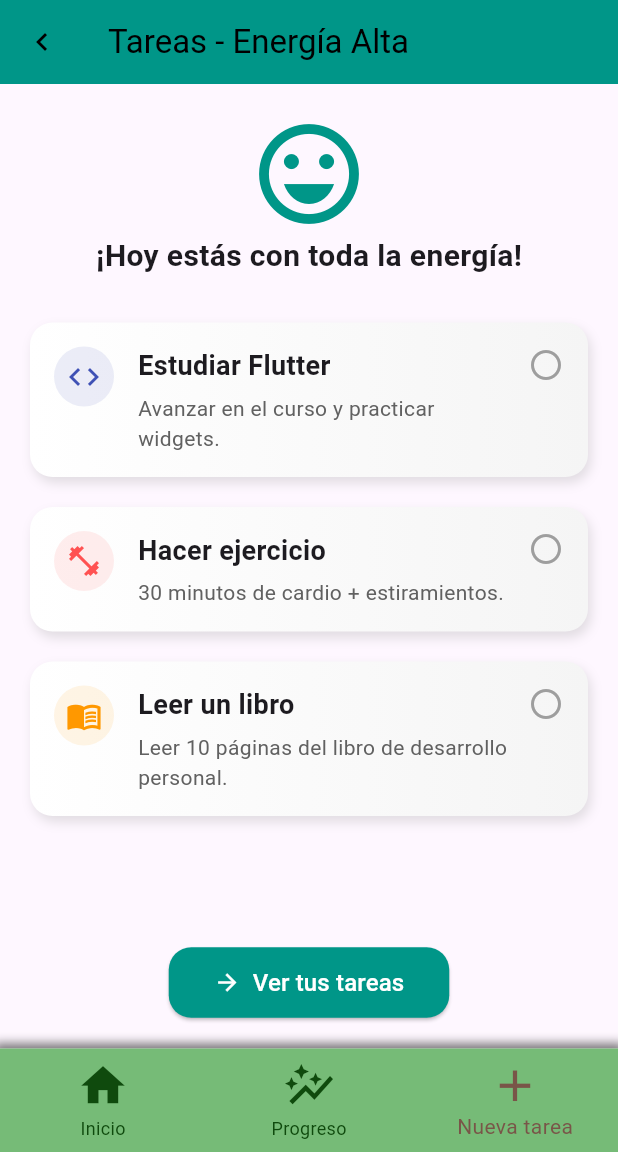
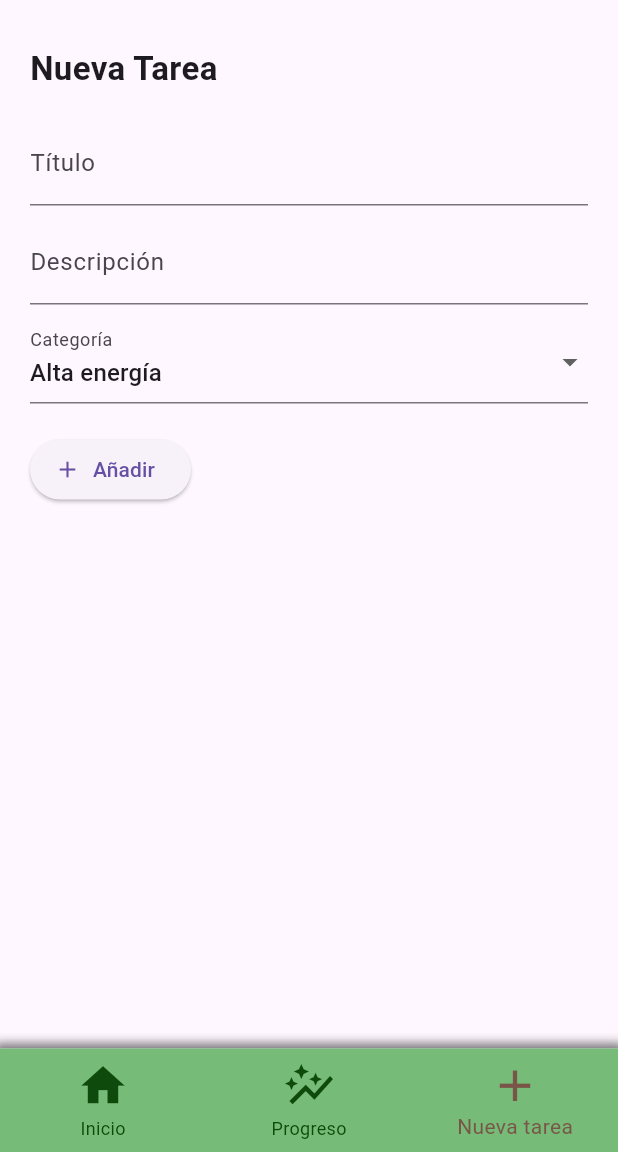
Before and after one commit to GaaloP/energy_tasker, a Flutter app: the screen it shows after launch, item 3 of the bottom bar chosen, on a phone screen of 412 x 824 dp, the part 84-1236 px from its top. Run offline on Flutter 3.47's test engine with Material 3 defaults, Android fonts, the phone set to English and light mode, and no system bars.

Commit message:
add formulario y adicion de nuevas tares funcional

```diff
--- a/lib/Pages/home_screen.dart
+++ b/lib/Pages/home_screen.dart
@@ -38,7 +38,7 @@ class EnergyCard extends StatelessWidget {
       width: 300,
       decoration: BoxDecoration(
         border: Border.all(
-          color: Color.fromARGB(255, 118, 187, 119), //MyColors.bar,
+          color: Color.fromARGB(255, 118, 187, 119),
           width: 2),
       ),
       child: SizedBox.expand(
--- /dev/null
+++ b/lib/Pages/new_task_form_page.dart
@@ -0,0 +1,110 @@
+import 'package:flutter/material.dart';
+
+class NewTaskFormPage extends StatefulWidget {
+  final void Function(Map<String, dynamic> tarea, String categoria) onTareaCreada;
+
+  const NewTaskFormPage({super.key, required this.onTareaCreada});
+
+  @override
+  _NewTaskFormPageState createState() => _NewTaskFormPageState();
+}
+
+class _NewTaskFormPageState extends State<NewTaskFormPage> {
+  final _formKey = GlobalKey<FormState>();
+  final _tituloController = TextEditingController();
+  final _descripcionController = TextEditingController();
+  final FocusNode _tituloFocusNode = FocusNode(); // FocusNode para el título
+  String _categoriaSeleccionada = 'Alta energía';
+
+  @override
+  void dispose() {
+    _tituloFocusNode.dispose();  // Asegúrate de liberar el FocusNode
+    super.dispose();
+  }
+
+  @override
+  Widget build(BuildContext context) {
+    return SizedBox.expand(
+      child: Padding(
+        padding: EdgeInsets.only(
+          bottom: MediaQuery.of(context).viewInsets.bottom,
+          left: 20,
+          right: 20,
+          top: 30,
+        ),
+        child: Form(
+          key: _formKey,
+          child: Column(
+            crossAxisAlignment: CrossAxisAlignment.start,
+            children: [
+              Text(
+                "Nueva Tarea",
+                style: TextStyle(fontSize: 22, fontWeight: FontWeight.bold)
+              ),
+              SizedBox(height: 20),
+              TextFormField(
+                controller: _tituloController,
+                focusNode: _tituloFocusNode, // Asocia el FocusNode al TextFormField
+                decoration: InputDecoration(labelText: 'Título'),
+                validator: (value) => (value) ==  null || value.isEmpty
+                    ? 'Escribe un título'
+                    : null,
+              ),
+              SizedBox(height: 10),
+              TextFormField(
+                controller: _descripcionController,
+                decoration: const InputDecoration(labelText: 'Descripción'),
+                validator: (value) => value == null || value.isEmpty
+                    ? 'Escribe una descripción'
+                    : null,
+              ),
+              const SizedBox(height: 10),
+              DropdownButtonFormField<String>(
+                value: _categoriaSeleccionada,
+                decoration: const InputDecoration(labelText: 'Categoría'),
+                items: const [
+                  DropdownMenuItem(value: 'Alta energía', child: Text('Alta energía')),
+                  DropdownMenuItem(value: 'Energía media', child: Text('Energía media')),
+                  DropdownMenuItem(value: 'Baja energía', child: Text('Baja energía')),
+                ],
+                onChanged: (value) {
+                  if (value != null) {
+                    setState(() {
+                      _categoriaSeleccionada = value;
+                    });
+                  }
+                },
+              ),
+              SizedBox(height: 20),
+              ElevatedButton.icon(
+                icon: const Icon(Icons.add),
+                label: const Text("Añadir"),
+                onPressed: () {
+                  if (_formKey.currentState!.validate()) {
+                    final nuevaTarea = {
+                      'titulo': _tituloController.text,
+                      'descripcion': _descripcionController.text,
+                      'completada': false,
+                    };
+                    widget.onTareaCreada(nuevaTarea, _categoriaSeleccionada);
+                  }
+                  // Limpia el formulario y muestra mensaje
+                  _tituloController.clear();
+                  _descripcionController.clear();
+                  setState(() {
+                    _categoriaSeleccionada = 'Alta energía';
+                  });
+
+                  ScaffoldMessenger.of(context).showSnackBar(
+                    SnackBar(content: Text('Tarea añadida exitosamente')),
+                  );
+                }
+              ),
+              const SizedBox(height: 20),
+            ],
+          ),
+        ),
+      ),
+    );
+  }
+}
--- a/lib/widgets/layout.dart
+++ b/lib/widgets/layout.dart
@@ -1,5 +1,6 @@
+import 'package:energy_tasker/Pages/new_task_form_page.dart';
 import 'package:energy_tasker/pages/home_screen.dart';
-import 'package:energy_tasker/orgnls/max_energy_screen.dart';
+import 'package:energy_tasker/data/tasks_categories.dart';
 import 'package:energy_tasker/pages/min_energy_page.dart';
 import 'package:flutter/material.dart';
 
@@ -18,7 +19,18 @@ class _LayoutWidgetState extends State<LayoutWidget> {
   final List<Widget> _screens = [
     HomeScreen(),
     MinEnergyPage(),
-    MaxEnergyPage()
+    NewTaskFormPage(
+    onTareaCreada: (tarea, categoria) {
+      final categoriaData = categoriTasks.firstWhere(
+        (cat) => cat['categoria'] == categoria
+      );
+
+      if (categoriaData != null) {
+        final List<Map<String, dynamic>> tareas = categoriaData['tareas'];
+        tareas.add(tarea);
+      }
+    },
+  ),
   ];
 
   void _onItemTapped(int index) {
```
